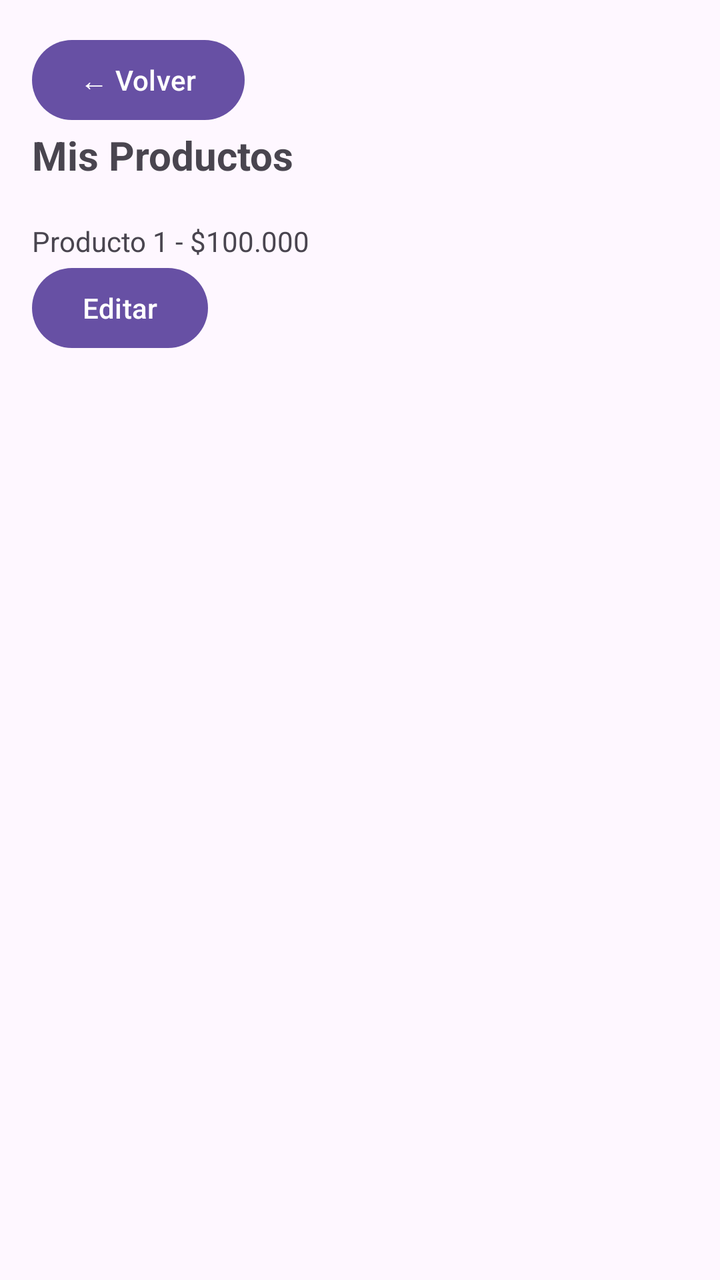
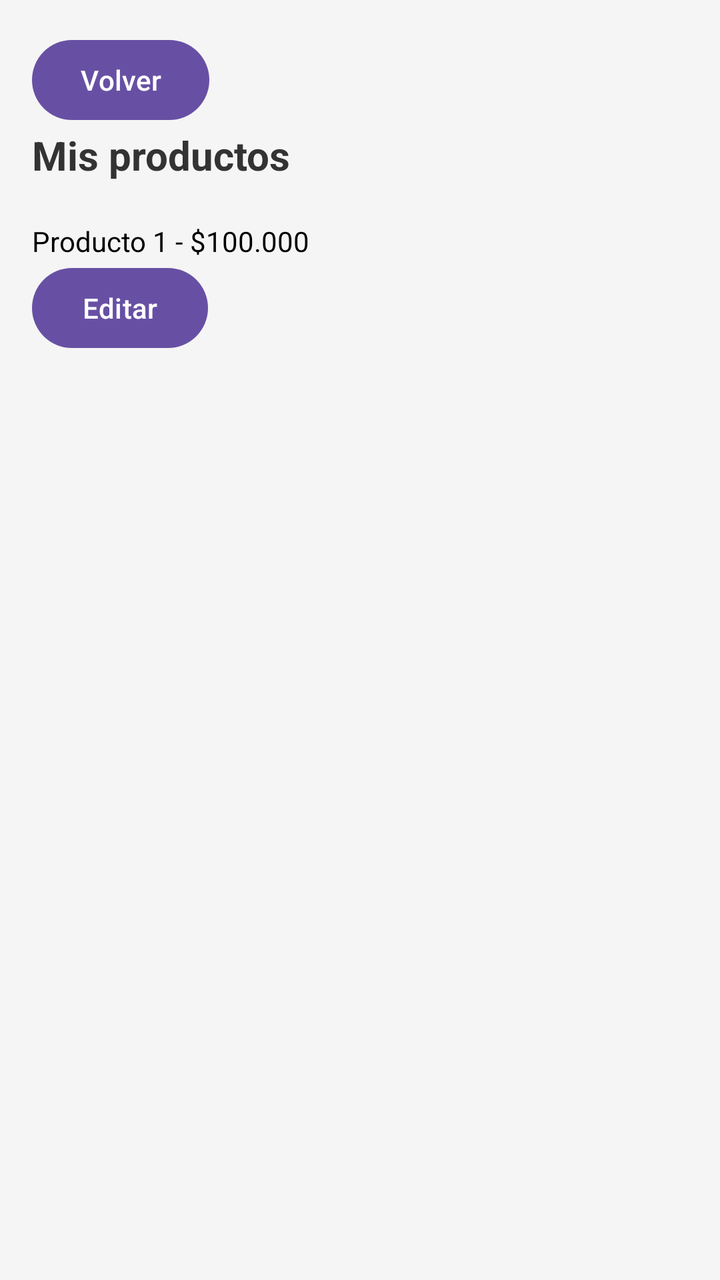

Screens rendered from an Android XML layout before and after an edit, with the pre-edit source and the edit as a unified diff.
<!-- AndroidManifest.xml: application theme Theme.TechStore -->
<!-- res/layout/activity_mis_productos.xml -->
<LinearLayout xmlns:android="http://schemas.android.com/apk/res/android"
    android:orientation="vertical"
    android:padding="16dp"
    android:layout_width="match_parent"
    android:layout_height="match_parent">

    <Button
        android:id="@+id/btnVolver"
        android:text="← Volver"
        android:layout_width="wrap_content"
        android:layout_height="wrap_content"/>

    <TextView
        android:text="Mis Productos"
        android:textSize="20sp"
        android:textStyle="bold"
        android:layout_width="wrap_content"
        android:layout_height="wrap_content"/>

    <TextView
        android:text="Producto 1 - $100.000"
        android:layout_marginTop="20dp"
        android:layout_width="wrap_content"
        android:layout_height="wrap_content"/>

    <Button
        android:text="Editar"
        android:layout_width="wrap_content"
        android:layout_height="wrap_content"/>

</LinearLayout>
<!-- resources referenced by this layout -->
<resources>
  <style name="Theme.TechStore" parent="Base.Theme.TechStore" />
  <style name="Base.Theme.TechStore" parent="Theme.Material3.DayNight.NoActionBar">
          
          
      </style>
</resources>

<!-- the commit's change to res/layout/activity_mis_productos.xml (unified diff, before → after) -->
@@ -1,30 +1,35 @@
-<LinearLayout xmlns:android="http://schemas.android.com/apk/res/android"
+<?xml version="1.0" encoding="utf-8"?>
+<LinearLayout
+    xmlns:android="http://schemas.android.com/apk/res/android"
     android:orientation="vertical"
     android:padding="16dp"
+    android:background="@color/background"
     android:layout_width="match_parent"
     android:layout_height="match_parent">
 
     <Button
         android:id="@+id/btnVolver"
-        android:text="← Volver"
+        android:text="@string/volver"
         android:layout_width="wrap_content"
         android:layout_height="wrap_content"/>
 
     <TextView
-        android:text="Mis Productos"
+        android:text="@string/mis_productos"
         android:textSize="20sp"
         android:textStyle="bold"
+        android:textColor="@color/texto_principal"
         android:layout_width="wrap_content"
         android:layout_height="wrap_content"/>
 
     <TextView
-        android:text="Producto 1 - $100.000"
+        android:text="@string/producto_demo"
+        android:textColor="@color/black"
         android:layout_marginTop="20dp"
         android:layout_width="wrap_content"
         android:layout_height="wrap_content"/>
 
     <Button
-        android:text="Editar"
+        android:text="@string/editar"
         android:layout_width="wrap_content"
         android:layout_height="wrap_content"/>
 
<!-- resource entries referenced after the edit -->
@@ -1,5 +1,12 @@
 <!-- resources referenced by this layout -->
 <resources>
+  <color name="background">#F5F5F5</color>
+  <color name="black">#000000</color>
+  <color name="texto_principal">#333333</color>
+  <string name="editar">Editar</string>
+  <string name="mis_productos">Mis productos</string>
+  <string name="producto_demo">Producto 1 - $100.000</string>
+  <string name="volver">Volver</string>
   <style name="Theme.TechStore" parent="Base.Theme.TechStore" />
   <style name="Base.Theme.TechStore" parent="Theme.Material3.DayNight.NoActionBar">
           
